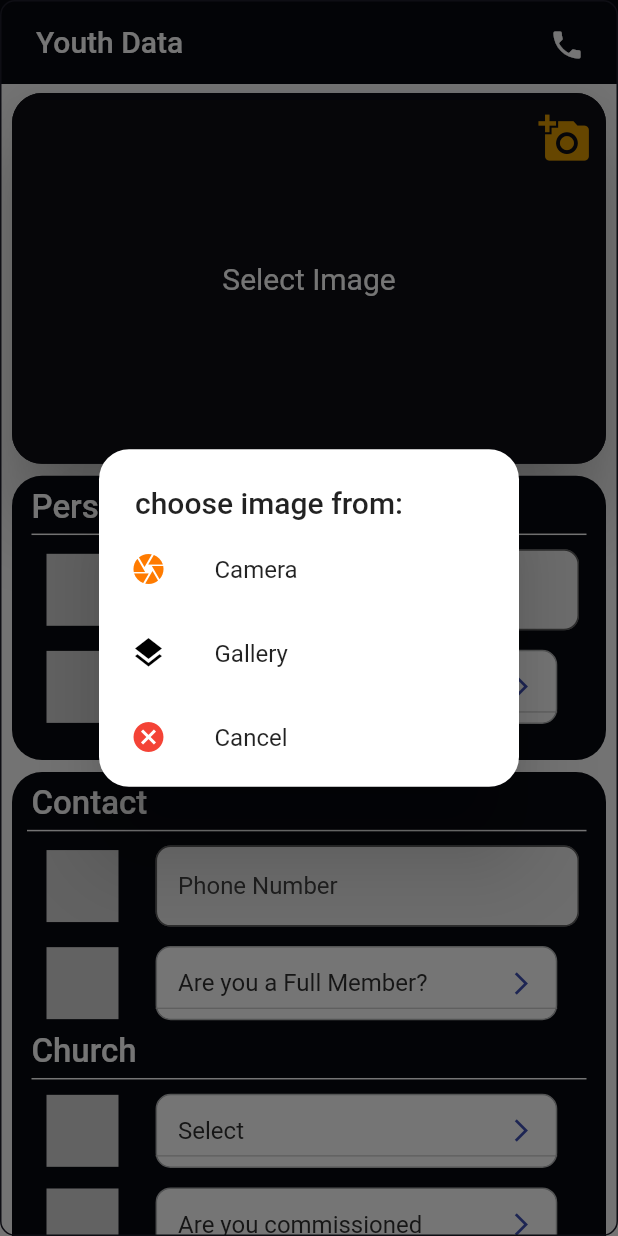
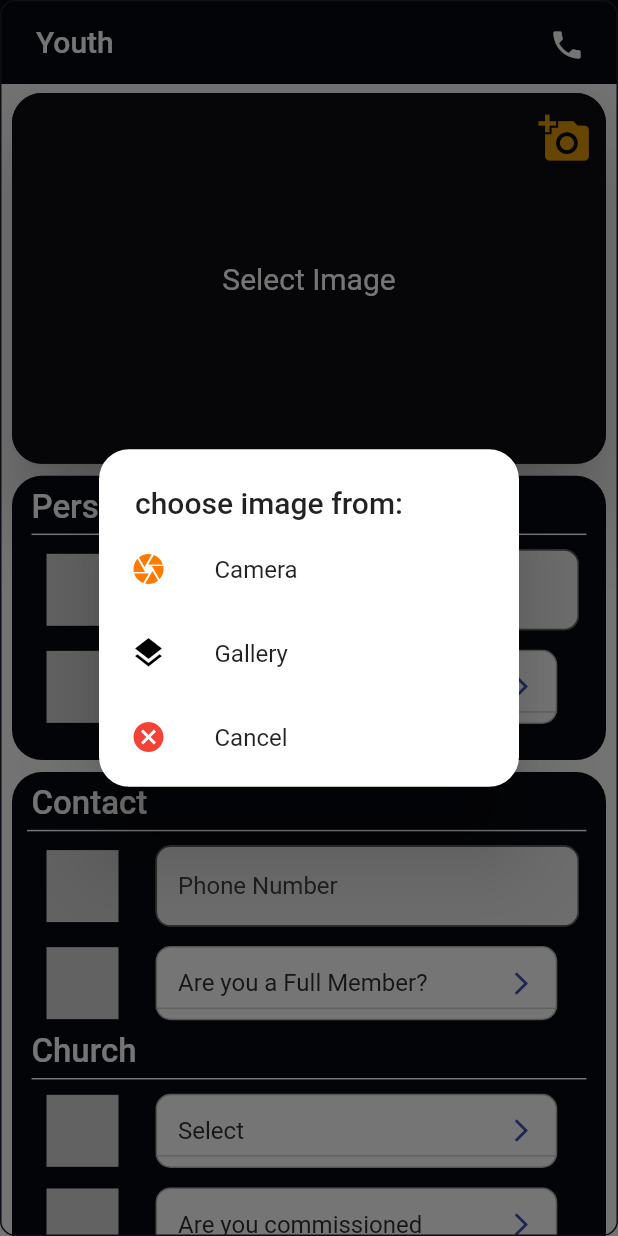
Before and after one commit to emilio-kariuki/data, a Flutter app: the screen it shows after launch, after a tap on the "add a photo" icon, on a phone screen of 412 x 824 dp. Run offline on Flutter 3.47's test engine with Material 2 defaults, Android fonts, the light colour scheme and no system bars; drawn by our look-alikes of dropdown_button2; our stand-ins replace dio, firebase_core, firebase_storage, flutter_svg, fluttertoast, get and 3 more; missing offline and left inert: contactus; accounts and stored records are empty; Roboto replaces fonts that are missing (Redressed); project files that could hold a hidden picture were left out.

Commit message:
April 12, 2022 11:37 AM

```diff
--- a/lib/Screens/Home.dart
+++ b/lib/Screens/Home.dart
@@ -126,7 +126,7 @@ class _HomeState extends State<Home> {
         backgroundColor: const Color.fromARGB(255, 7, 9, 15),
         title: const Padding(
           padding: EdgeInsets.all(8.0),
-          child: Text("Youth Data"),
+          child: Text("Youth"),
         ),
         actions: [
           Padding(
```
